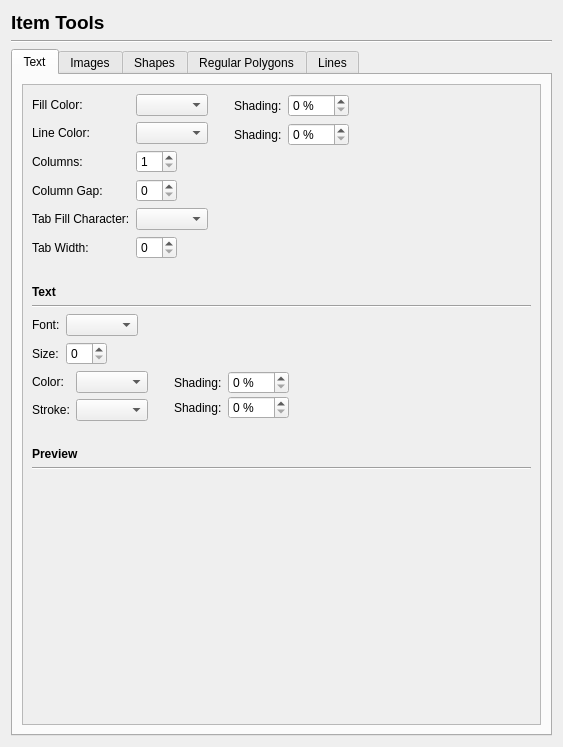
Qt form scribus/ui/prefs_itemtoolsbase.ui (scribusproject/scribus) before a commit.
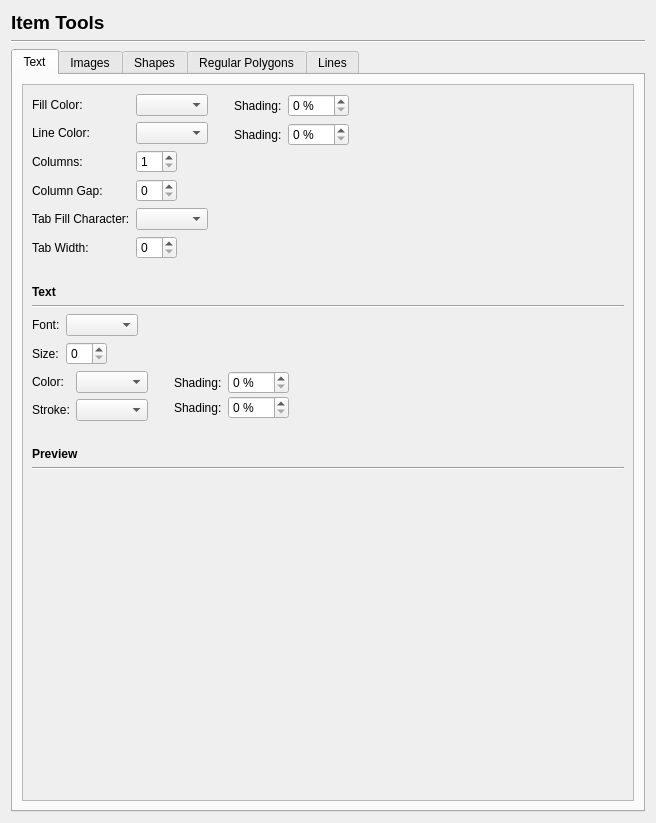
The same form after that commit. Custom widgets are drawn as their Qt base class.

Commit message: Enable text preview in new item tool prefs widget

What changed in the file:
```diff
--- a/scribus/ui/prefs_itemtoolsbase.ui
+++ b/scribus/ui/prefs_itemtoolsbase.ui
@@ -6,8 +6,8 @@
    <rect>
     <x>0</x>
     <y>0</y>
-    <width>563</width>
-    <height>747</height>
+    <width>656</width>
+    <height>823</height>
    </rect>
   </property>
   <property name="windowTitle">
@@ -67,8 +67,8 @@
            <rect>
             <x>0</x>
             <y>0</y>
-            <width>489</width>
-            <height>617</height>
+            <width>582</width>
+            <height>693</height>
            </rect>
           </property>
           <layout class="QVBoxLayout" name="verticalLayout_2">
@@ -438,14 +438,56 @@
             </widget>
            </item>
            <item>
-            <widget class="QWidget" name="textPreviewWidget" native="true">
-             <property name="minimumSize">
-              <size>
-               <width>0</width>
-               <height>100</height>
-              </size>
-             </property>
-            </widget>
+            <layout class="QHBoxLayout" name="horizontalLayout_9">
+             <item>
+              <spacer name="horizontalSpacer_15">
+               <property name="orientation">
+                <enum>Qt::Horizontal</enum>
+               </property>
+               <property name="sizeHint" stdset="0">
+                <size>
+                 <width>40</width>
+                 <height>20</height>
+                </size>
+               </property>
+              </spacer>
+             </item>
+             <item>
+              <widget class="QLabel" name="textPreviewWidget">
+               <property name="minimumSize">
+                <size>
+                 <width>400</width>
+                 <height>170</height>
+                </size>
+               </property>
+               <property name="maximumSize">
+                <size>
+                 <width>400</width>
+                 <height>170</height>
+                </size>
+               </property>
+               <property name="frameShape">
+                <enum>QFrame::NoFrame</enum>
+               </property>
+               <property name="text">
+                <string/>
+               </property>
+              </widget>
+             </item>
+             <item>
+              <spacer name="horizontalSpacer_16">
+               <property name="orientation">
+                <enum>Qt::Horizontal</enum>
+               </property>
+               <property name="sizeHint" stdset="0">
+                <size>
+                 <width>40</width>
+                 <height>20</height>
+                </size>
+               </property>
+              </spacer>
+             </item>
+            </layout>
            </item>
            <item>
             <spacer name="verticalSpacer_2">
```
Left out of the diff: 2 changed lines with no effect on the pictures. The commit also changes 4 other files.
